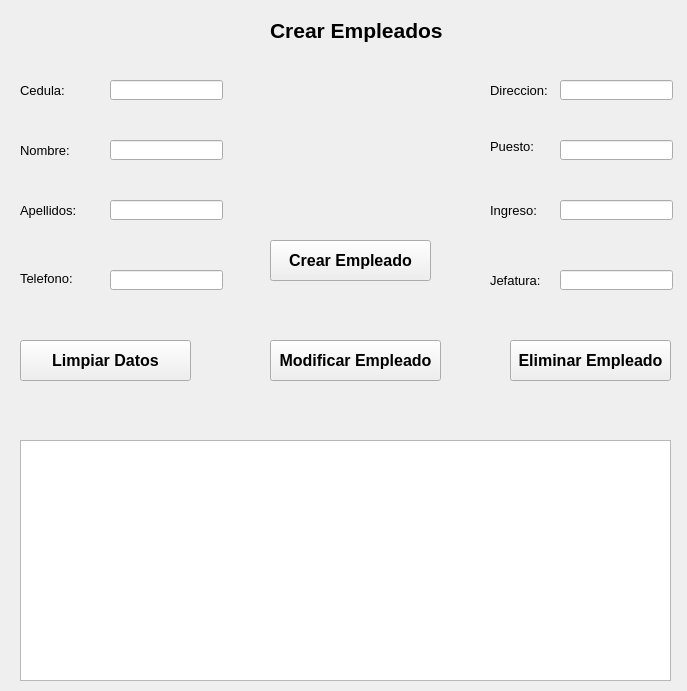
This is src/003_empleados.ui in rvqzs/tresPatitos as Qt 5 draws it before an edit. The edited form follows.
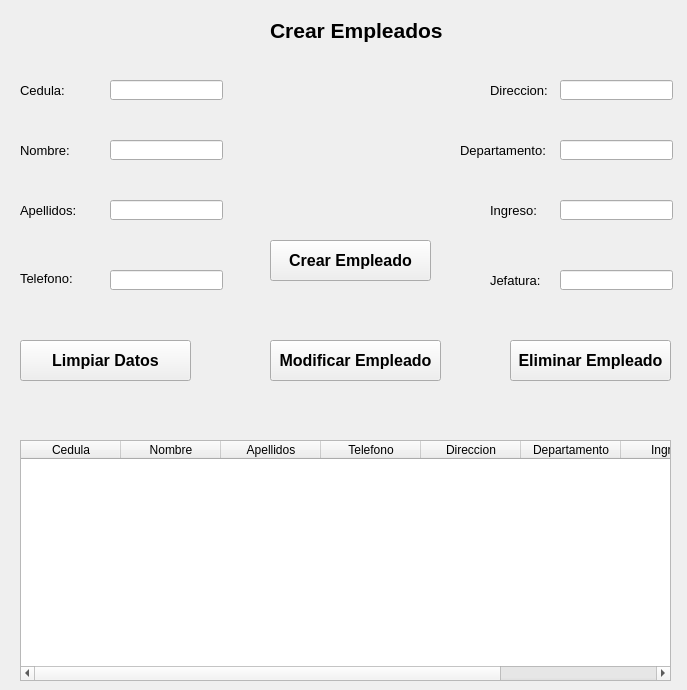
This is the edited form. Icons and pictures are not drawn.

The edit to the form file:
```diff
--- a/src/003_empleados.ui
+++ b/src/003_empleados.ui
@@ -7,9 +7,21 @@
     <x>0</x>
     <y>0</y>
     <width>687</width>
-    <height>691</height>
+    <height>690</height>
    </rect>
   </property>
+  <property name="minimumSize">
+   <size>
+    <width>687</width>
+    <height>690</height>
+   </size>
+  </property>
+  <property name="maximumSize">
+   <size>
+    <width>687</width>
+    <height>690</height>
+   </size>
+  </property>
   <property name="windowTitle">
    <string>Empleados</string>
   </property>
@@ -108,10 +120,10 @@
   <widget class="QLabel" name="lblPuesto">
    <property name="geometry">
     <rect>
-     <x>490</x>
+     <x>460</x>
      <y>140</y>
-     <width>47</width>
-     <height>13</height>
+     <width>91</width>
+     <height>21</height>
     </rect>
    </property>
    <property name="font">
@@ -120,7 +132,7 @@
     </font>
    </property>
    <property name="text">
-    <string>Puesto:</string>
+    <string>Departamento:</string>
    </property>
   </widget>
   <widget class="QLabel" name="lblIngreso">
@@ -311,6 +323,46 @@
    <property name="selectionBehavior">
     <enum>QAbstractItemView::SelectRows</enum>
    </property>
+   <column>
+    <property name="text">
+     <string>Cedula</string>
+    </property>
+   </column>
+   <column>
+    <property name="text">
+     <string>Nombre</string>
+    </property>
+   </column>
+   <column>
+    <property name="text">
+     <string>Apellidos</string>
+    </property>
+   </column>
+   <column>
+    <property name="text">
+     <string>Telefono</string>
+    </property>
+   </column>
+   <column>
+    <property name="text">
+     <string>Direccion</string>
+    </property>
+   </column>
+   <column>
+    <property name="text">
+     <string>Departamento</string>
+    </property>
+   </column>
+   <column>
+    <property name="text">
+     <string>Ingreso</string>
+    </property>
+   </column>
+   <column>
+    <property name="text">
+     <string>Jefatura</string>
+    </property>
+   </column>
   </widget>
   <widget class="QPushButton" name="bttModificarEmpleado">
    <property name="geometry">
```
Left out of the diff: 23 changed lines with no effect on the pictures.
